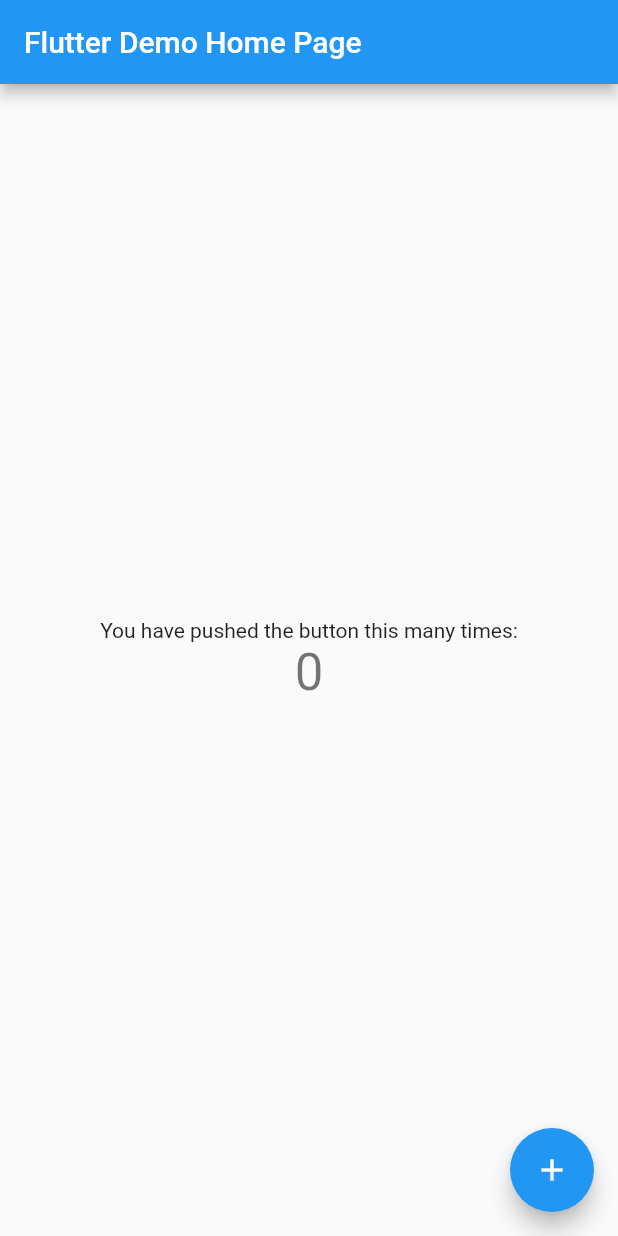
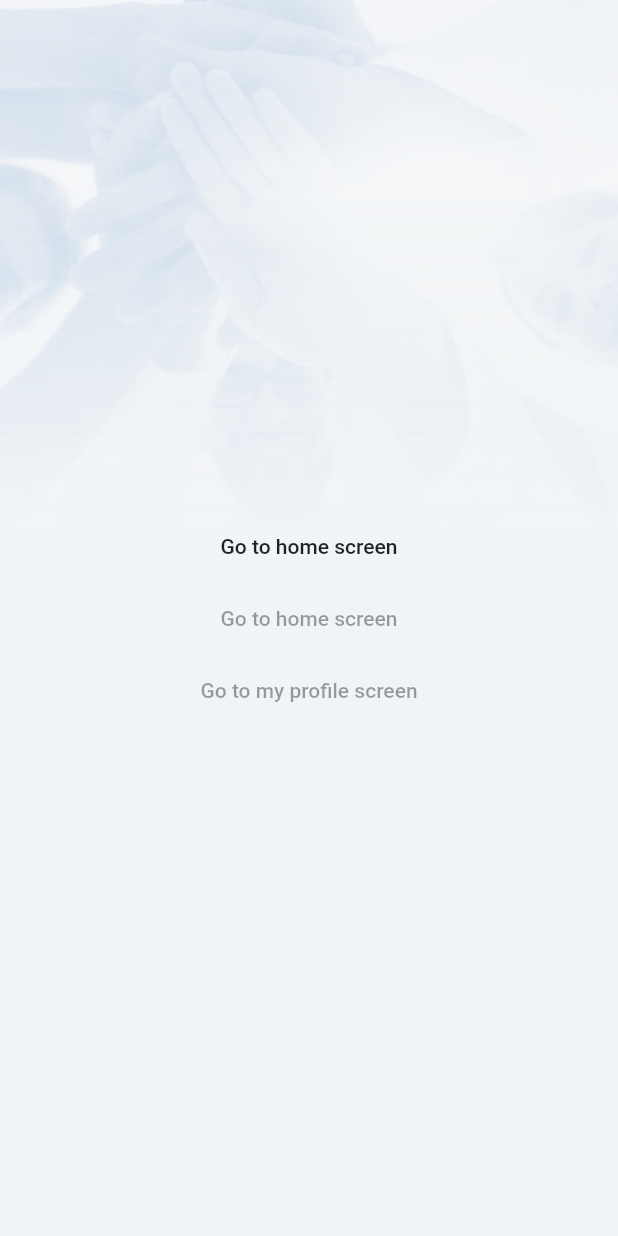
Before and after one commit to dmtratanasov/Healthcare_Mobile_App, a Flutter app: the screen it shows after launch, on a phone screen of 412 x 824 dp. Run offline on Flutter 3.47's test engine with Material 2 defaults, Android fonts, the phone set to English and light mode, and no system bars.

Commit message:
HomeScreen and HamburgerButtonModal
Examples created for:
- Home screen
-Hamburger button modal

I created these two with no functionality, just tried to look as it is on UI sketches.

```diff
--- a/nexthop_internship/lib/main.dart
+++ b/nexthop_internship/lib/main.dart
@@ -1,4 +1,6 @@
 import 'package:flutter/material.dart';
+import 'package:nexthop_internship/screens/app_home_screen.dart';
+import 'screens/initial_screen.dart';
 
 void main() {
   runApp(MyApp());
@@ -9,109 +11,12 @@ class MyApp extends StatelessWidget {
   @override
   Widget build(BuildContext context) {
     return MaterialApp(
+      initialRoute: InitialScreen.id ,
+      routes: {
+        InitialScreen.id : (context) => InitialScreen(),
+        AppHomeScreen.id : (context) => AppHomeScreen()
+      },
       title: 'Flutter Demo',
-      theme: ThemeData(
-        // This is the theme of your application.
-        //
-        // Try running your application with "flutter run". You'll see the
-        // application has a blue toolbar. Then, without quitting the app, try
-        // changing the primarySwatch below to Colors.green and then invoke
-        // "hot reload" (press "r" in the console where you ran "flutter run",
-        // or simply save your changes to "hot reload" in a Flutter IDE).
-        // Notice that the counter didn't reset back to zero; the application
-        // is not restarted.
-        primarySwatch: Colors.blue,
-        // This makes the visual density adapt to the platform that you run
-        // the app on. For desktop platforms, the controls will be smaller and
-        // closer together (more dense) than on mobile platforms.
-        visualDensity: VisualDensity.adaptivePlatformDensity,
-      ),
-      home: MyHomePage(title: 'Flutter Demo Home Page'),
     );
   }
 }
-
-class MyHomePage extends StatefulWidget {
-  MyHomePage({Key key, this.title}) : super(key: key);
-
-  // This widget is the home page of your application. It is stateful, meaning
-  // that it has a State object (defined below) that contains fields that affect
-  // how it looks.
-
-  // This class is the configuration for the state. It holds the values (in this
-  // case the title) provided by the parent (in this case the App widget) and
-  // used by the build method of the State. Fields in a Widget subclass are
-  // always marked "final".
-
-  final String title;
-
-  @override
-  _MyHomePageState createState() => _MyHomePageState();
-}
-
-class _MyHomePageState extends State<MyHomePage> {
-  int _counter = 0;
-
-  void _incrementCounter() {
-    setState(() {
-      // This call to setState tells the Flutter framework that something has
-      // changed in this State, which causes it to rerun the build method below
-      // so that the display can reflect the updated values. If we changed
-      // _counter without calling setState(), then the build method would not be
-      // called again, and so nothing would appear to happen.
-      _counter++;
-    });
-  }
-
-  @override
-  Widget build(BuildContext context) {
-    // This method is rerun every time setState is called, for instance as done
-    // by the _incrementCounter method above.
-    //
-    // The Flutter framework has been optimized to make rerunning build methods
-    // fast, so that you can just rebuild anything that needs updating rather
-    // than having to individually change instances of widgets.
-    return Scaffold(
-      appBar: AppBar(
-        // Here we take the value from the MyHomePage object that was created by
-        // the App.build method, and use it to set our appbar title.
-        title: Text(widget.title),
-      ),
-      body: Center(
-        // Center is a layout widget. It takes a single child and positions it
-        // in the middle of the parent.
-        child: Column(
-          // Column is also a layout widget. It takes a list of children and
-          // arranges them vertically. By default, it sizes itself to fit its
-          // children horizontally, and tries to be as tall as its parent.
-          //
-          // Invoke "debug painting" (press "p" in the console, choose the
-          // "Toggle Debug Paint" action from the Flutter Inspector in Android
-          // Studio, or the "Toggle Debug Paint" command in Visual Studio Code)
-          // to see the wireframe for each widget.
-          //
-          // Column has various properties to control how it sizes itself and
-          // how it positions its children. Here we use mainAxisAlignment to
-          // center the children vertically; the main axis here is the vertical
-          // axis because Columns are vertical (the cross axis would be
-          // horizontal).
-          mainAxisAlignment: MainAxisAlignment.center,
-          children: <Widget>[
-            Text(
-              'You have pushed the button this many times:',
-            ),
-            Text(
-              '$_counter',
-              style: Theme.of(context).textTheme.headline4,
-            ),
-          ],
-        ),
-      ),
-      floatingActionButton: FloatingActionButton(
-        onPressed: _incrementCounter,
-        tooltip: 'Increment',
-        child: Icon(Icons.add),
-      ), // This trailing comma makes auto-formatting nicer for build methods.
-    );
-  }
-}
--- /dev/null
+++ b/nexthop_internship/lib/screens/initial_screen.dart
@@ -0,0 +1,38 @@
+import 'package:flutter/material.dart';
+import 'package:nexthop_internship/screens/app_home_screen.dart';
+
+class InitialScreen extends StatelessWidget {
+  static const String id = 'initial_screen';
+
+  @override
+  Widget build(BuildContext context) {
+    return SafeArea(
+      child: Container(
+        decoration: BoxDecoration(
+            image: DecorationImage(
+                image: AssetImage("assets/images/homeScreen_background.jpg"), fit: BoxFit.cover)),
+        child: Scaffold(
+          backgroundColor: Colors.transparent,
+          body: Column(
+            crossAxisAlignment: CrossAxisAlignment.stretch,
+            mainAxisAlignment: MainAxisAlignment.center,
+            children: [
+              FlatButton(
+                child: Text('Go to home screen'),
+                onPressed: (){
+                  Navigator.pushNamed(context, AppHomeScreen.id);
+                },
+              ),
+              FlatButton(
+                child: Text('Go to home screen'),
+              ),
+              FlatButton(
+                child: Text('Go to my profile screen'),
+              ),
+            ],
+          ),
+        ),
+      ),
+    );
+  }
+}
--- a/nexthop_internship/pubspec.yaml
+++ b/nexthop_internship/pubspec.yaml
@@ -45,9 +45,8 @@ flutter:
   uses-material-design: true
 
   # To add assets to your application, add an assets section, like this:
-  # assets:
-  #   - images/a_dot_burr.jpeg
-  #   - images/a_dot_ham.jpeg
+  assets:
+    - assets/images/
 
   # An image asset can refer to one or more resolution-specific "variants", see
   # https://flutter.dev/assets-and-images/#resolution-aware.
```
Also changed, not shown: nexthop_internship/lib/constants.dart (added, +13 -0 lines), nexthop_internship/lib/screens/app_home_screen.dart (added, +231 -0 lines), nexthop_internship/lib/screens/hamburger_button_modal_screen.dart (added, +158 -0 lines), nexthop_internship/assets/images/homeScreen_background.jpg (added).
